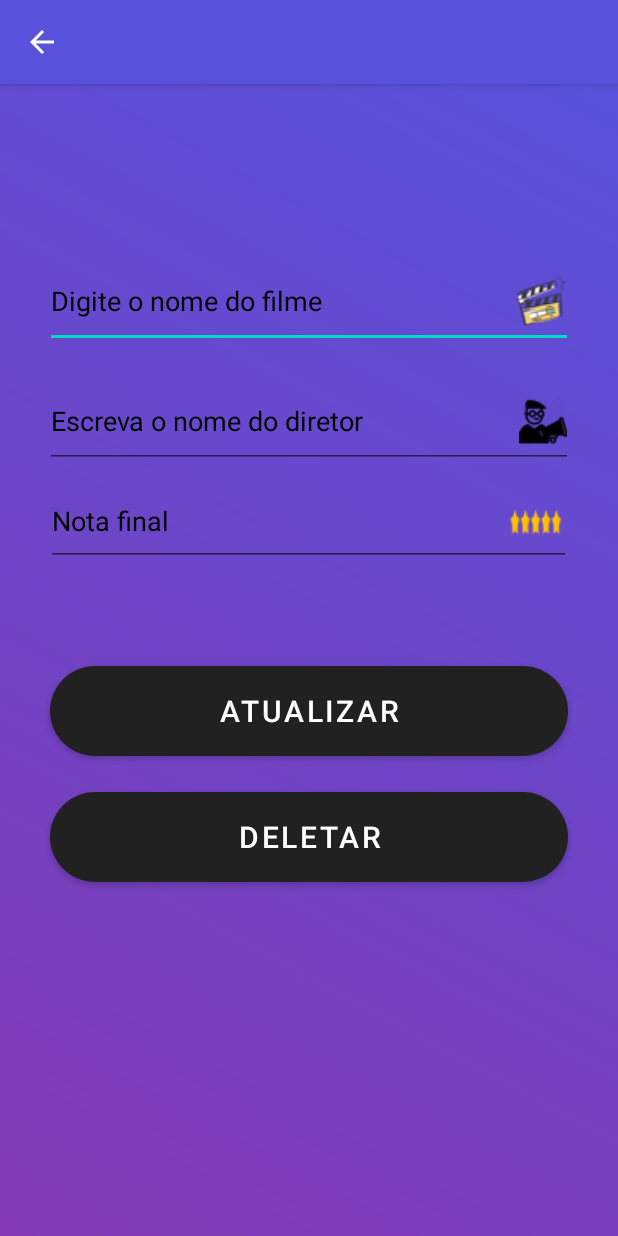
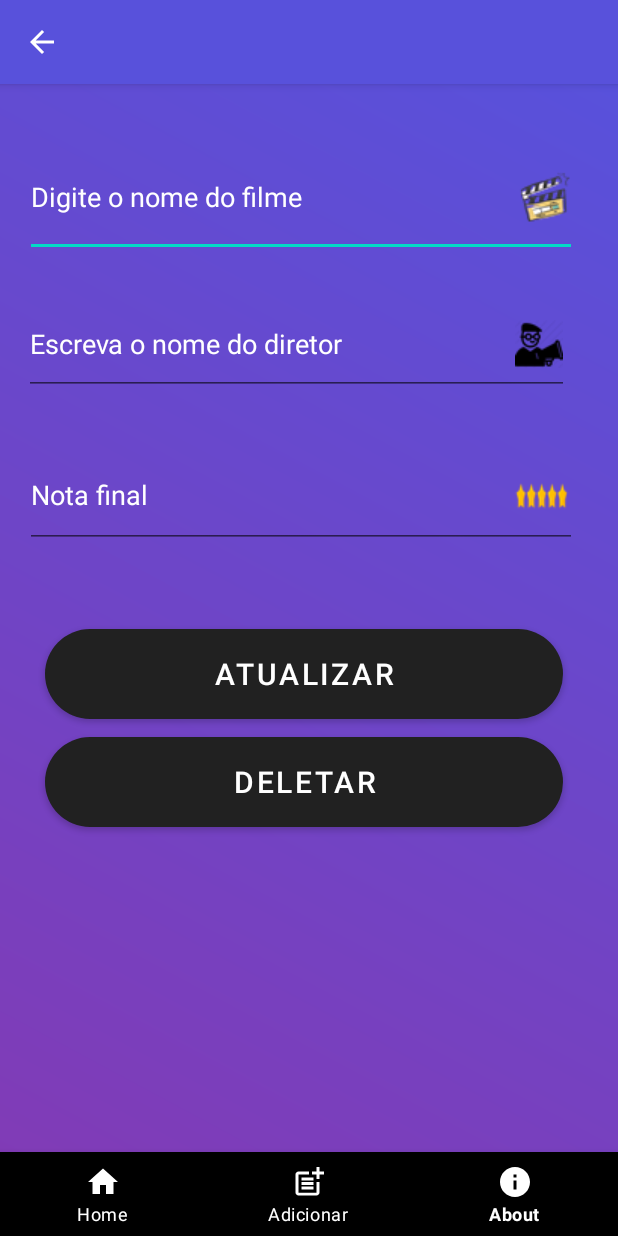
Before and after one commit to ryxandy/RememberMe, an Android app: the AtualizarActivty screen opened directly, with no data from a screen before it, on a phone screen of 412 x 824 dp. Run offline under Robolectric (Android 15) with nearby library versions, the phone set to English and light mode, and no system bars; Roboto replaces fonts that are not available here.

Commit message:
Some update in the visuals of my app, hope it looks good now

```diff
--- a/app/src/main/java/ryxandy/com/example/livrariaapp/AboutActivity.java
+++ b/app/src/main/java/ryxandy/com/example/livrariaapp/AboutActivity.java
@@ -28,7 +28,7 @@ public class AboutActivity extends AppCompatActivity {
         actionBar = getSupportActionBar();
         actionBar.setDisplayHomeAsUpEnabled(false);
         actionBar.setHomeButtonEnabled(false);
-        actionBar.setBackgroundDrawable(new ColorDrawable(Color.parseColor("#833AB4")));
+        actionBar.setBackgroundDrawable(new ColorDrawable(Color.parseColor("#5851DB")));
 
 
         //ImageView imgwip = findViewById(R.id.imgWip);
--- a/app/src/main/java/ryxandy/com/example/livrariaapp/MainActivity.java
+++ b/app/src/main/java/ryxandy/com/example/livrariaapp/MainActivity.java
@@ -47,7 +47,7 @@ public class MainActivity extends AppCompatActivity {
         actionBar = getSupportActionBar();
         actionBar.setDisplayHomeAsUpEnabled(false);
         actionBar.setHomeButtonEnabled(false);
-        actionBar.setBackgroundDrawable(new ColorDrawable(Color.parseColor("#833AB4")));
+        actionBar.setBackgroundDrawable(new ColorDrawable(Color.parseColor("#000000")));
 
 
 
--- a/app/src/main/res/layout/about_me.xml
+++ b/app/src/main/res/layout/about_me.xml
@@ -10,7 +10,7 @@
         android:id="@+id/bottom_navigation"
         android:layout_width="match_parent"
         android:layout_height="wrap_content"
-        app:itemBackground="@color/colorPrimary"
+        android:background="#000000"
         app:itemIconTint="@drawable/color_bottom"
         app:itemTextColor="@drawable/color_bottom"
         app:layout_constraintBottom_toBottomOf="parent"
--- a/app/src/main/res/layout/activity_atualizar_activty.xml
+++ b/app/src/main/res/layout/activity_atualizar_activty.xml
@@ -5,59 +5,63 @@
     android:layout_width="match_parent"
     android:layout_height="match_parent"
     android:background="@drawable/gradient_bgc"
-    android:padding="30dp"
     tools:context=".AtualizarActivty">
 
     <EditText
         android:id="@+id/edtNome2"
-        android:layout_width="0dp"
-        android:layout_height="62dp"
-        android:layout_marginTop="84dp"
+        android:layout_width="368dp"
+        android:layout_height="79dp"
+        android:layout_marginTop="36dp"
         android:drawableRight="@drawable/claquetee"
         android:ems="10"
+        android:textColor="#ffffff"
         android:hint="Digite o nome do filme"
         android:inputType="textPersonName"
-        android:textColorHint="#000000"
+        android:textColorHint="#ffffff"
         app:layout_constraintEnd_toEndOf="parent"
-        app:layout_constraintHorizontal_bias="0.266"
+        app:layout_constraintHorizontal_bias="0.372"
         app:layout_constraintStart_toStartOf="parent"
         app:layout_constraintTop_toTopOf="parent" />
 
     <EditText
         android:id="@+id/edtAutor2"
-        android:layout_width="0dp"
-        android:layout_height="62dp"
-        android:layout_marginTop="164dp"
+        android:layout_width="363dp"
+        android:layout_height="67dp"
+        android:layout_marginTop="140dp"
         android:drawableRight="@drawable/diretor"
         android:ems="10"
         android:hint="Escreva o nome do diretor"
         android:inputType="textPersonName"
-        android:textColorHint="#000000"
+        android:textColorHint="#ffffff"
+        android:textColor="#ffffff"
         app:layout_constraintEnd_toEndOf="parent"
+        app:layout_constraintHorizontal_bias="0.333"
         app:layout_constraintStart_toStartOf="parent"
         app:layout_constraintTop_toTopOf="parent" />
 
     <EditText
         android:id="@+id/edtPagina2"
-        android:layout_width="350dp"
-        android:layout_height="60dp"
+        android:layout_width="368dp"
+        android:layout_height="70dp"
+        android:layout_marginTop="32dp"
         android:drawableRight="@drawable/estrela"
         android:ems="10"
+        android:textColor="#ffffff"
         android:hint="Nota final"
         android:inputType="number"
-        android:textColorHint="#000000"
+        android:textColorHint="#ffffff"
         app:layout_constraintBottom_toTopOf="@+id/btnAdicionar2"
         app:layout_constraintEnd_toEndOf="parent"
-        app:layout_constraintHorizontal_bias="0.459"
+        app:layout_constraintHorizontal_bias="0.372"
         app:layout_constraintStart_toStartOf="parent"
         app:layout_constraintTop_toBottomOf="@+id/edtAutor2"
-        app:layout_constraintVertical_bias="0.071" />
+        app:layout_constraintVertical_bias="0.0" />
 
     <Button
         android:id="@+id/btnAdicionar2"
         android:layout_width="345dp"
         android:layout_height="60dp"
-        android:layout_marginTop="132dp"
+        android:layout_marginTop="156dp"
         android:background="@drawable/arredondar_area"
         android:text="Atualizar"
         android:textSize="20sp"
@@ -70,14 +74,29 @@
         android:id="@+id/btnDeletar"
         android:layout_width="345dp"
         android:layout_height="60dp"
-        android:layout_marginTop="24dp"
+        android:layout_marginTop="12dp"
         android:background="@drawable/arredondar_areanegativo"
         android:text="Deletar"
         android:textSize="20sp"
         app:layout_constraintEnd_toEndOf="parent"
-        app:layout_constraintHorizontal_bias="0.545"
+        app:layout_constraintHorizontal_bias="0.454"
         app:layout_constraintStart_toStartOf="parent"
         app:layout_constraintTop_toBottomOf="@+id/btnAdicionar2" />
+
+    <com.google.android.material.bottomnavigation.BottomNavigationView
+        android:id="@+id/bottom_navigation"
+        android:layout_width="match_parent"
+        android:layout_height="wrap_content"
+        android:background="#000000"
+        app:itemIconTint="@drawable/color_bottom"
+        app:itemTextColor="@drawable/color_bottom"
+        app:layout_constraintBottom_toBottomOf="parent"
+        app:layout_constraintEnd_toEndOf="parent"
+        app:layout_constraintHorizontal_bias="1.0"
+        app:layout_constraintStart_toStartOf="parent"
+        app:layout_constraintTop_toBottomOf="@+id/txtSemFilme"
+        app:layout_constraintVertical_bias="0.997"
+        app:menu="@menu/menu_navigation" />
 
 
 
--- a/app/src/main/res/layout/activity_main.xml
+++ b/app/src/main/res/layout/activity_main.xml
@@ -73,7 +73,7 @@
         android:id="@+id/bottom_navigation"
         android:layout_width="match_parent"
         android:layout_height="wrap_content"
-        app:itemBackground="@color/colorPrimary"
+        android:background="#000000"
         app:itemIconTint="@drawable/color_bottom"
         app:itemTextColor="@drawable/color_bottom"
         app:layout_constraintBottom_toBottomOf="parent"
--- a/app/src/main/res/menu/my_menu.xml
+++ b/app/src/main/res/menu/my_menu.xml
@@ -4,7 +4,7 @@
 
     <item android:id="@+id/delete_all"
         android:title="Deletar tudo"
-        app:showAsAction="never"
+        app:showAsAction="always"
         android:icon="@drawable/ic_delete"/>
 
 </menu>
```
Also changed, not shown: app/src/main/java/ryxandy/com/example/livrariaapp/AdicionarActivity.java (+30 -1 lines), app/src/main/java/ryxandy/com/example/livrariaapp/AtualizarActivty.java (+33 -0 lines), app/src/main/res/layout/activity_adicionar.xml (+25 -11 lines), app/src/main/res/layout/splash_screen.xml (+5 -6 lines).
